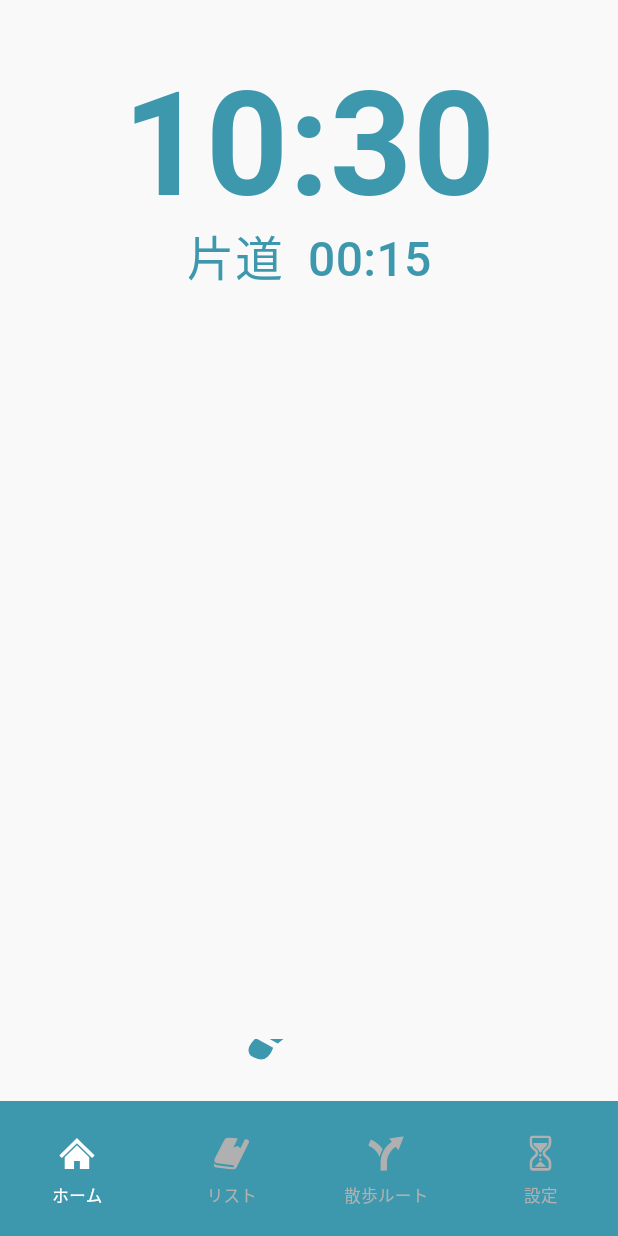
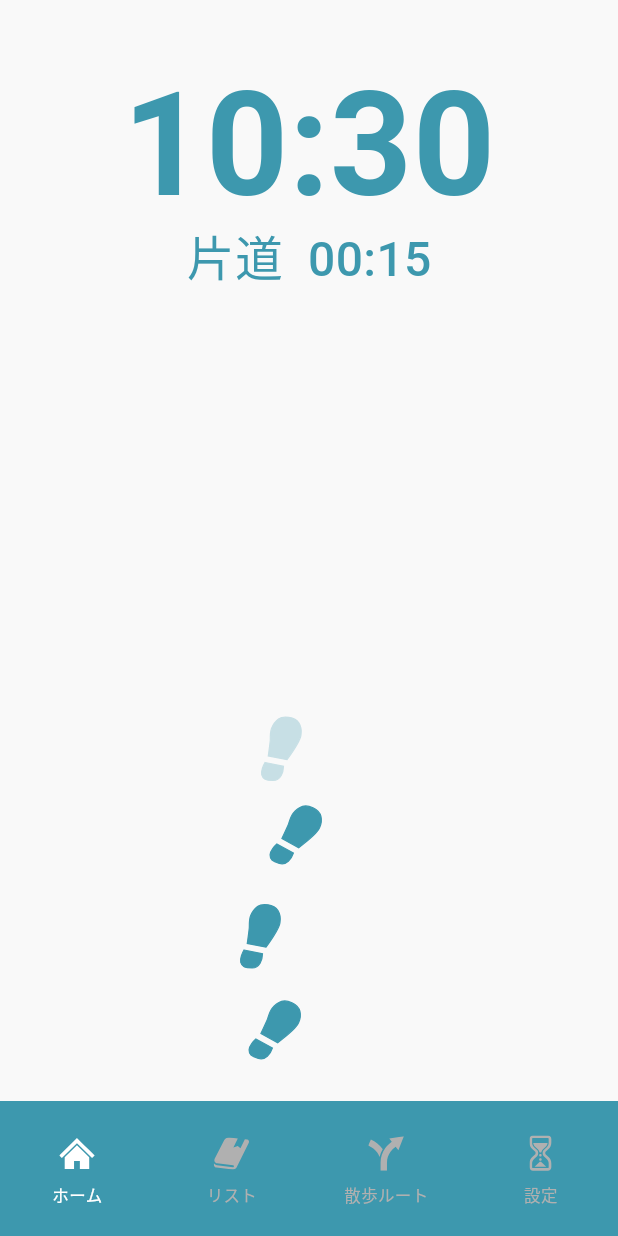
Before and after one commit to nakayu206/tekushare-app, a Flutter app: the HomePage screen opened directly, on a phone screen of 412 x 824 dp. Run offline on Flutter 3.47's test engine with Material 3 defaults, Android fonts, the phone set to English and light mode, and no system bars; our stand-ins replace firebase_auth, firebase_core, flutter_local_notifications, flutter_riverpod, flutter_svg, geolocator and 3 more; accounts and stored records are empty; generated files the repository leaves out were written again.

Commit message:
[UI] ホーム画面フットプリントの高さをLayoutBuilderで動的計算に修正
Flexible/ConstrainedBox ではSpacerと空間を奪い合いボタン位置がずれる問題を修正。
LayoutBuilder で画面高さの38%（上限280px）を動的に計算することで、
どの画面サイズでもボタンとフットプリントが重ならないよう対応。

Co-Authored-By: Claude Sonnet 4.6 <noreply@anthropic.com>

```diff
--- a/lib/screens/pages/home/view/home_page.dart
+++ b/lib/screens/pages/home/view/home_page.dart
@@ -99,7 +99,12 @@ class _HomePageState extends ConsumerState<HomePage>
     return Scaffold(
       backgroundColor: AppColors.background,
       body: SafeArea(
-        child: Column(
+        child: LayoutBuilder(
+          builder: (context, constraints) {
+            // 画面高さの 38% を上限 280px としてフットプリントエリアを確保
+            final footprintHeight =
+                (constraints.maxHeight * 0.38).clamp(0.0, 280.0);
+            return Column(
               children: [
                 const ClockHeader(),
                 const Spacer(flex: 8),
@@ -112,13 +117,13 @@ class _HomePageState extends ConsumerState<HomePage>
                   ),
                 ),
                 const Spacer(),
-            Flexible(
-              child: ConstrainedBox(
-                constraints: const BoxConstraints(maxHeight: 280),
+                SizedBox(
+                  height: footprintHeight,
                   child: _FootprintSection(footprintFades: _footprintFades),
                 ),
-            ),
               ],
+            );
+          },
         ),
       ),
       bottomNavigationBar: AppBottomNav(
```
Lines whose indentation alone changed are shown as unchanged.
